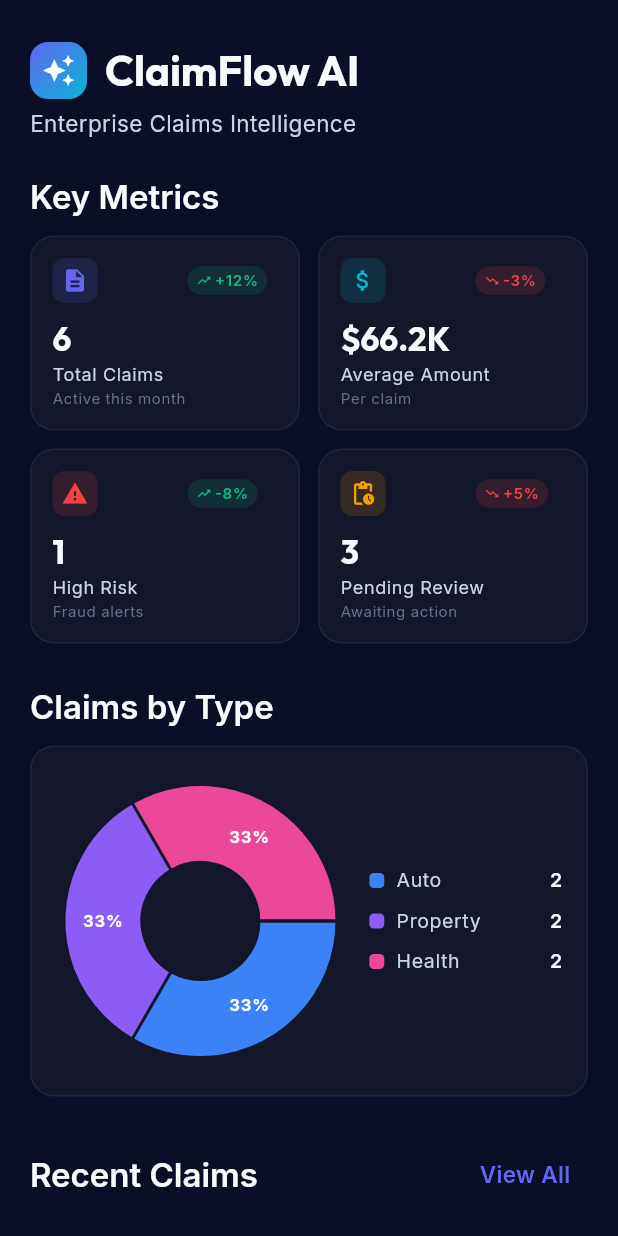
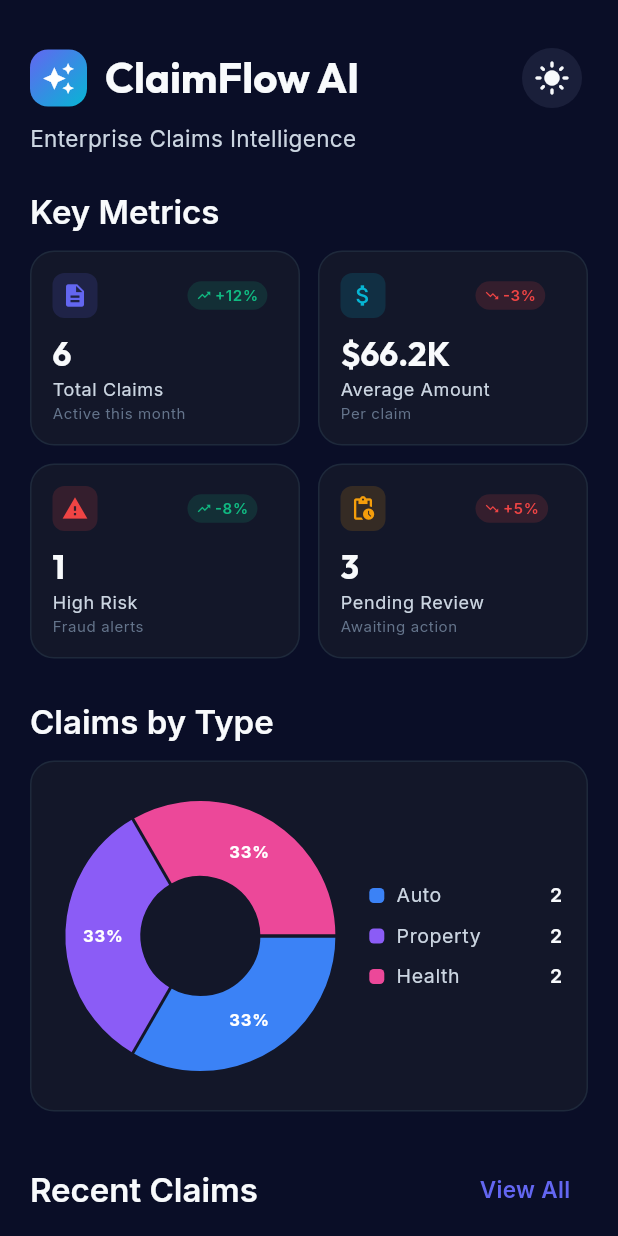
Before and after one commit to matty-flutter/ClaimFlow-AI, a Flutter app: the screen it shows after launch, on a phone screen of 412 x 824 dp. Run offline on Flutter 3.47's test engine with Material 3 defaults, Android fonts, the phone set to English and light mode, and no system bars; drawn by our look-alikes of fl_chart; our stand-ins replace go_router, google_fonts, shared_preferences.

Commit message:
feat(theme): add ThemeProvider and dark mode toggle support for persistent user preference

```diff
--- a/lib/components/glass_card.dart
+++ b/lib/components/glass_card.dart
@@ -19,14 +19,15 @@ class GlassCard extends StatelessWidget {
 
   @override
   Widget build(BuildContext context) {
+    final isDark = Theme.of(context).brightness == Brightness.dark;
     return Container(
       padding: padding ?? AppSpacing.paddingLg,
       decoration: BoxDecoration(
-        color: AppColors.surface,
+        color: isDark ? AppColors.surface : Colors.white,
         borderRadius: BorderRadius.circular(borderRadius ?? AppRadius.lg),
         border: showBorder
             ? Border.all(
-                color: borderColor ?? AppColors.border,
+                color: borderColor ?? (isDark ? AppColors.border : const Color(0xFFE2E8F0)),
                 width: 1,
               )
             : null,
--- a/lib/components/stat_card.dart
+++ b/lib/components/stat_card.dart
@@ -27,6 +27,7 @@ class StatCard extends StatelessWidget {
 
   @override
   Widget build(BuildContext context) {
+    final isDark = Theme.of(context).brightness == Brightness.dark;
     return Material(
       color: Colors.transparent,
       child: InkWell(
@@ -35,9 +36,12 @@ class StatCard extends StatelessWidget {
         child: Container(
           padding: const EdgeInsets.all(14),
           decoration: BoxDecoration(
-            color: backgroundColor ?? AppColors.surface,
+            color: backgroundColor ?? (isDark ? AppColors.surface : Colors.white),
             borderRadius: BorderRadius.circular(AppRadius.lg),
-            border: Border.all(color: AppColors.border, width: 1),
+            border: Border.all(
+              color: isDark ? AppColors.border : const Color(0xFFE2E8F0),
+              width: 1,
+            ),
           ),
           child: Column(
             crossAxisAlignment: CrossAxisAlignment.start,
@@ -98,7 +102,7 @@ class StatCard extends StatelessWidget {
                 child: Text(
                   value,
                   style: context.textStyles.headlineMedium?.copyWith(
-                    color: AppColors.textPrimary,
+                    color: Theme.of(context).colorScheme.onSurface,
                     fontWeight: FontWeight.w700,
                     fontSize: 22,
                   ),
@@ -109,7 +113,7 @@ class StatCard extends StatelessWidget {
               Text(
                 title,
                 style: context.textStyles.bodySmall?.copyWith(
-                  color: AppColors.textSecondary,
+                  color: isDark ? AppColors.textSecondary : const Color(0xFF64748B),
                   fontSize: 12,
                 ),
                 maxLines: 1,
@@ -120,7 +124,7 @@ class StatCard extends StatelessWidget {
                 Text(
                   subtitle!,
                   style: context.textStyles.bodySmall?.copyWith(
-                    color: AppColors.textTertiary,
+                    color: isDark ? AppColors.textTertiary : const Color(0xFF94A3B8),
                     fontSize: 10,
                   ),
                   maxLines: 1,
--- a/lib/main.dart
+++ b/lib/main.dart
@@ -6,12 +6,16 @@ import 'nav.dart';
 /// Main entry point for the application
 ///
 /// This sets up:
-/// - Provider state management (ThemeProvider, CounterProvider)
+/// - Provider state management (ThemeProvider)
 /// - go_router navigation
-/// - Material 3 theming with light/dark modes
+/// - Material 3 theming with light/dark modes and persistent user preference
 void main() {
-  // Initialize the app
-  runApp(const MyApp());
+  runApp(
+    ChangeNotifierProvider(
+      create: (_) => ThemeProvider(),
+      child: const MyApp(),
+    ),
+  );
 }
 
 class MyApp extends StatelessWidget {
@@ -19,13 +23,17 @@ class MyApp extends StatelessWidget {
 
   @override
   Widget build(BuildContext context) {
+    return Consumer<ThemeProvider>(
+      builder: (context, themeProvider, _) {
         return MaterialApp.router(
           title: 'ClaimFlow AI',
           debugShowCheckedModeBanner: false,
           theme: lightTheme,
           darkTheme: darkTheme,
-      themeMode: ThemeMode.dark,
+          themeMode: themeProvider.themeMode,
           routerConfig: AppRouter.router,
+        );
+      },
     );
   }
 }
--- a/lib/pages/dashboard_page.dart
+++ b/lib/pages/dashboard_page.dart
@@ -1,6 +1,7 @@
 import 'package:flutter/material.dart';
 import 'package:fl_chart/fl_chart.dart';
 import 'package:intl/intl.dart';
+import 'package:provider/provider.dart';
 import 'package:claimflow_ai/theme.dart';
 import 'package:claimflow_ai/components/glass_card.dart';
 import 'package:claimflow_ai/components/stat_card.dart';
@@ -76,11 +77,32 @@ class _DashboardPageState extends State<DashboardPage> {
                           child: Text(
                             'ClaimFlow AI',
                             style: context.textStyles.headlineMedium?.copyWith(
-                              color: AppColors.textPrimary,
+                              color: Theme.of(context).brightness == Brightness.dark
+                                ? AppColors.textPrimary
+                                : const Color(0xFF0F172A),
                               fontWeight: FontWeight.w700,
                             ),
                             maxLines: 1,
                             overflow: TextOverflow.ellipsis,
+                          ),
+                        ),
+                        IconButton(
+                          onPressed: () => context.read<ThemeProvider>().toggleTheme(),
+                          icon: Icon(
+                            context.watch<ThemeProvider>().isDarkMode
+                              ? Icons.light_mode
+                              : Icons.dark_mode,
+                          ),
+                          tooltip: context.watch<ThemeProvider>().isDarkMode
+                            ? 'Switch to Light Mode'
+                            : 'Switch to Dark Mode',
+                          style: IconButton.styleFrom(
+                            backgroundColor: Theme.of(context).brightness == Brightness.dark
+                              ? AppColors.surfaceElevated
+                              : Colors.white,
+                            foregroundColor: Theme.of(context).brightness == Brightness.dark
+                              ? AppColors.textPrimary
+                              : const Color(0xFF0F172A),
                           ),
                         ),
                       ],
@@ -89,14 +111,16 @@ class _DashboardPageState extends State<DashboardPage> {
                     Text(
                       'Enterprise Claims Intelligence',
                       style: context.textStyles.bodyMedium?.copyWith(
-                        color: AppColors.textSecondary,
+                        color: Theme.of(context).brightness == Brightness.dark
+                          ? AppColors.textSecondary
+                          : const Color(0xFF64748B),
                       ),
                     ),
                     const SizedBox(height: 24),
                     Text(
                       'Key Metrics',
                       style: context.textStyles.titleLarge?.copyWith(
-                        color: AppColors.textPrimary,
+                        color: Theme.of(context).colorScheme.onSurface,
                         fontWeight: FontWeight.w600,
                       ),
                     ),
@@ -168,7 +192,7 @@ class _DashboardPageState extends State<DashboardPage> {
                     Text(
                       'Claims by Type',
                       style: context.textStyles.titleLarge?.copyWith(
-                        color: AppColors.textPrimary,
+                        color: Theme.of(context).colorScheme.onSurface,
                         fontWeight: FontWeight.w600,
                       ),
                     ),
@@ -188,7 +212,7 @@ class _DashboardPageState extends State<DashboardPage> {
                           child: Text(
                             'Recent Claims',
                             style: context.textStyles.titleLarge?.copyWith(
-                              color: AppColors.textPrimary,
+                              color: Theme.of(context).colorScheme.onSurface,
                               fontWeight: FontWeight.w600,
                             ),
                             maxLines: 1,
@@ -200,7 +224,7 @@ class _DashboardPageState extends State<DashboardPage> {
                           child: Text(
                             'View All',
                             style: context.textStyles.bodyMedium?.copyWith(
-                              color: AppColors.primary,
+                              color: Theme.of(context).colorScheme.primary,
                               fontWeight: FontWeight.w600,
                             ),
                           ),
@@ -254,7 +278,9 @@ class ClaimTypeChart extends StatelessWidget {
         child: Text(
           'No data available',
           style: context.textStyles.bodyMedium?.copyWith(
-            color: AppColors.textSecondary,
+            color: Theme.of(context).brightness == Brightness.dark
+              ? AppColors.textSecondary
+              : const Color(0xFF64748B),
           ),
         ),
       );
@@ -382,6 +408,8 @@ class ClaimTypeChart extends StatelessWidget {
   }
 
   Widget _buildLegendChip(Color color, String label, int value) {
+    return Builder(
+      builder: (context) {
         return Row(
           mainAxisSize: MainAxisSize.min,
           children: [
@@ -396,12 +424,16 @@ class ClaimTypeChart extends StatelessWidget {
             const SizedBox(width: 4),
             Text(
               '$label ($value)',
-          style: const TextStyle(
-            color: AppColors.textSecondary,
+              style: TextStyle(
+                color: Theme.of(context).brightness == Brightness.dark
+                  ? AppColors.textSecondary
+                  : const Color(0xFF64748B),
                 fontSize: 10,
               ),
             ),
           ],
+        );
+      },
     );
   }
 }
@@ -435,7 +467,9 @@ class LegendItem extends StatelessWidget {
           child: Text(
             label,
             style: context.textStyles.bodySmall?.copyWith(
-              color: AppColors.textSecondary,
+              color: Theme.of(context).brightness == Brightness.dark
+                ? AppColors.textSecondary
+                : const Color(0xFF64748B),
             ),
             maxLines: 1,
             overflow: TextOverflow.ellipsis,
@@ -444,7 +478,7 @@ class LegendItem extends StatelessWidget {
         Text(
           value,
           style: context.textStyles.bodySmall?.copyWith(
-            color: AppColors.textPrimary,
+            color: Theme.of(context).colorScheme.onSurface,
             fontWeight: FontWeight.w600,
           ),
         ),
--- a/lib/theme.dart
+++ b/lib/theme.dart
@@ -1,5 +1,37 @@
 import 'package:flutter/material.dart';
 import 'package:google_fonts/google_fonts.dart';
+import 'package:shared_preferences/shared_preferences.dart';
+
+/// ThemeProvider manages theme mode (light/dark) with persistent storage
+class ThemeProvider extends ChangeNotifier {
+  static const String _themeKey = 'theme_mode';
+  ThemeMode _themeMode = ThemeMode.dark;
+
+  ThemeProvider() {
+    _loadTheme();
+  }
+
+  ThemeMode get themeMode => _themeMode;
+  bool get isDarkMode => _themeMode == ThemeMode.dark;
+
+  Future<void> _loadTheme() async {
+    final prefs = await SharedPreferences.getInstance();
+    final savedTheme = prefs.getString(_themeKey) ?? 'dark';
+    _themeMode = savedTheme == 'light' ? ThemeMode.light : ThemeMode.dark;
+    notifyListeners();
+  }
+
+  Future<void> setThemeMode(ThemeMode mode) async {
+    _themeMode = mode;
+    final prefs = await SharedPreferences.getInstance();
+    await prefs.setString(_themeKey, mode == ThemeMode.light ? 'light' : 'dark');
+    notifyListeners();
+  }
+
+  void toggleTheme() {
+    setThemeMode(_themeMode == ThemeMode.light ? ThemeMode.dark : ThemeMode.light);
+  }
+}
 
 class AppSpacing {
   static const double xs = 4.0;
@@ -123,6 +155,44 @@ ThemeData get lightTheme => ThemeData(
   ),
   brightness: Brightness.light,
   scaffoldBackgroundColor: const Color(0xFFF8FAFC),
+  appBarTheme: const AppBarTheme(
+    backgroundColor: Colors.transparent,
+    foregroundColor: Color(0xFF0F172A),
+    elevation: 0,
+    scrolledUnderElevation: 0,
+  ),
+  cardTheme: CardThemeData(
+    elevation: 0,
+    color: Colors.white,
+    shape: RoundedRectangleBorder(
+      borderRadius: BorderRadius.circular(AppRadius.lg),
+      side: const BorderSide(
+        color: Color(0xFFE2E8F0),
+        width: 1,
+      ),
+    ),
+  ),
+  elevatedButtonTheme: ElevatedButtonThemeData(
+    style: ElevatedButton.styleFrom(
+      backgroundColor: AppColors.primary,
+      foregroundColor: Colors.white,
+      padding: const EdgeInsets.symmetric(horizontal: 24, vertical: 16),
+      shape: RoundedRectangleBorder(
+        borderRadius: BorderRadius.circular(AppRadius.md),
+      ),
+      elevation: 0,
+    ),
+  ),
+  outlinedButtonTheme: OutlinedButtonThemeData(
+    style: OutlinedButton.styleFrom(
+      foregroundColor: const Color(0xFF0F172A),
+      side: const BorderSide(color: Color(0xFFCBD5E1)),
+      padding: const EdgeInsets.symmetric(horizontal: 24, vertical: 16),
+      shape: RoundedRectangleBorder(
+        borderRadius: BorderRadius.circular(AppRadius.md),
+      ),
+    ),
+  ),
   textTheme: _buildTextTheme(Brightness.light),
 );
 
```
Also changed, not shown: lib/components/claim_card.dart (+20 -8 lines), 1 other file. Lines whose indentation alone changed are shown as unchanged.
